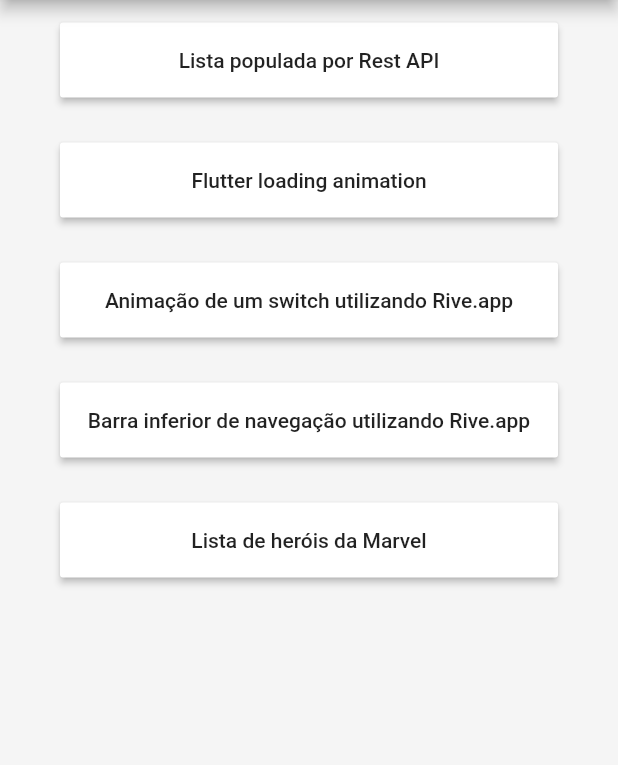
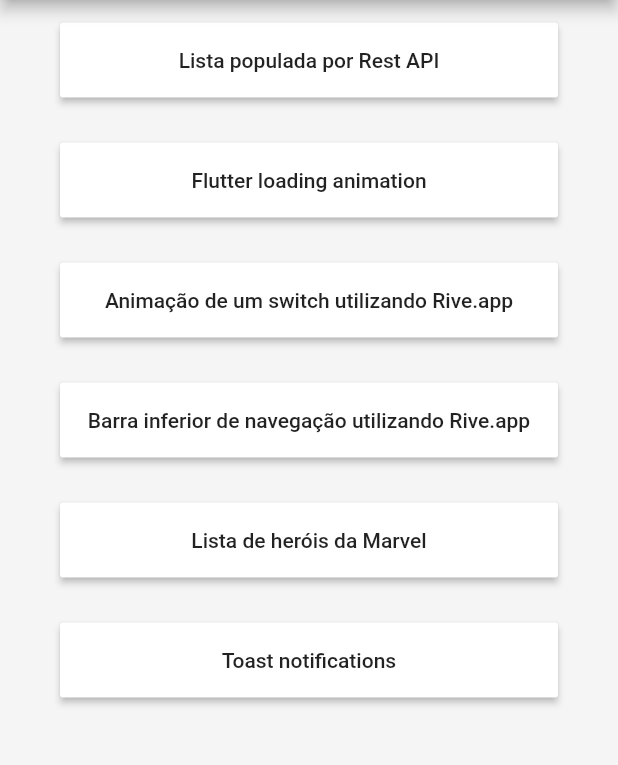
Before and after one commit to filipero/TesteFlutter, a Flutter app: the screen it shows after launch, after a tap on "Lista populada por Rest API", after a tap on the "home" icon, on a phone screen of 412 x 824 dp, the part 84-849 px from its top. Run offline on Flutter 3.47's test engine with Material 2 defaults, Android fonts, the phone set to English and light mode, and no system bars; drawn by our look-alikes of oktoast; our stand-ins replace flare_flutter; network calls fail.

Commit message:
toast notifications

```diff
--- a/lib/main.dart
+++ b/lib/main.dart
@@ -1,13 +1,15 @@
 import 'package:flutter/material.dart';
+import 'package:oktoast/oktoast.dart';
 import './Screens/loaderanim.dart';
 import './Screens/listviewapi.dart';
 import './Screens/riveanim.dart';
 import './Screens/bottombaranimation.dart';
 import './Screens/marvelheroes.dart';
 import './system/theme.dart';
+import './Screens/toast.dart';
 
 void main() {
-  runApp(new MaterialApp(theme: temaPadrao, home: HomePage()));
+  runApp(OKToast(child: MaterialApp(theme: temaPadrao, home: HomePage())));
 }
 
 class HomePage extends StatefulWidget {
@@ -22,7 +24,8 @@
     "Flutter loading animation",
     "Animação de um switch utilizando Rive.app",
     "Barra inferior de navegação utilizando Rive.app",
-    "Lista de heróis da Marvel"
+    "Lista de heróis da Marvel",
+    "Toast notifications"
   ];
   String telaAtual = telas[0].toString();
   int paginaAtual = 0;
@@ -77,11 +80,13 @@
                             ? BottomBarAnim()
                             : telaAtual == telas[5]
                                 ? MarvelHeroes()
-                                : Container(
-                                    color: Colors.red[600],
-                                    height: double.infinity,
-                                    width: double.infinity,
-                                  ),
+                                : telaAtual == telas[6]
+                                    ? ToastNotify()
+                                    : Container(
+                                        color: Colors.red[600],
+                                        height: double.infinity,
+                                        width: double.infinity,
+                                      ),
       ),
     );
   }
--- a/pubspec.yaml
+++ b/pubspec.yaml
@@ -26,6 +26,7 @@
   http: 0.12.0+4
   flare_flutter: any
   flare_dart: any
+  oktoast: ^2.1.8
 
 dev_dependencies:
   flutter_test:
```
Also changed, not shown: lib/Screens/toast.dart (added, +29 -0 lines), lib/Widgets/toast.dart (added, +39 -0 lines), pubspec.lock.
